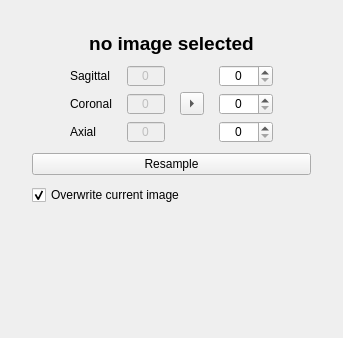
Qt form src/internal/ResampleViewControls.ui (araex/mitk-gem) before a commit.
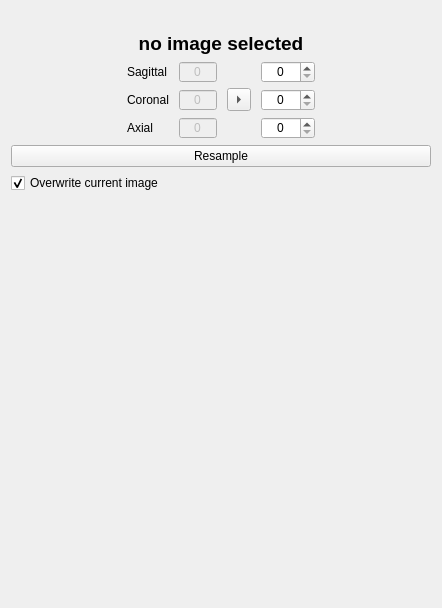
The same form after that commit.

Commit message: reduced layout spacing

What changed in the file:
```diff
--- a/src/internal/ResampleViewControls.ui
+++ b/src/internal/ResampleViewControls.ui
@@ -6,8 +6,8 @@
    <rect>
     <x>0</x>
     <y>0</y>
-    <width>343</width>
-    <height>338</height>
+    <width>442</width>
+    <height>608</height>
    </rect>
   </property>
   <property name="minimumSize">
@@ -53,6 +53,12 @@
 }</string>
   </property>
   <layout class="QHBoxLayout" name="horizontalLayout">
+   <property name="leftMargin">
+    <number>0</number>
+   </property>
+   <property name="rightMargin">
+    <number>0</number>
+   </property>
    <item>
     <widget class="QScrollArea" name="scrollArea">
      <property name="widgetResizable">
@@ -63,21 +69,21 @@
        <rect>
         <x>0</x>
         <y>0</y>
-        <width>332</width>
-        <height>314</height>
+        <width>442</width>
+        <height>584</height>
        </rect>
       </property>
       <layout class="QVBoxLayout" name="verticalLayout">
        <item>
         <layout class="QHBoxLayout" name="horizontalLayout_2">
          <property name="leftMargin">
-          <number>5</number>
+          <number>0</number>
          </property>
          <property name="topMargin">
           <number>5</number>
          </property>
          <property name="rightMargin">
-          <number>5</number>
+          <number>0</number>
          </property>
          <property name="bottomMargin">
           <number>5</number>
@@ -85,16 +91,16 @@
          <item>
           <layout class="QVBoxLayout" name="verticalLayout_4">
            <property name="spacing">
-            <number>10</number>
+            <number>-1</number>
            </property>
            <property name="leftMargin">
-            <number>5</number>
+            <number>0</number>
            </property>
            <property name="topMargin">
             <number>5</number>
            </property>
            <property name="rightMargin">
-            <number>5</number>
+            <number>0</number>
            </property>
            <property name="bottomMargin">
             <number>5</number>
@@ -112,7 +118,7 @@
            <item>
             <layout class="QHBoxLayout" name="horizontalLayout_5">
              <property name="spacing">
-              <number>15</number>
+              <number>10</number>
              </property>
              <property name="leftMargin">
               <number>0</number>
```
